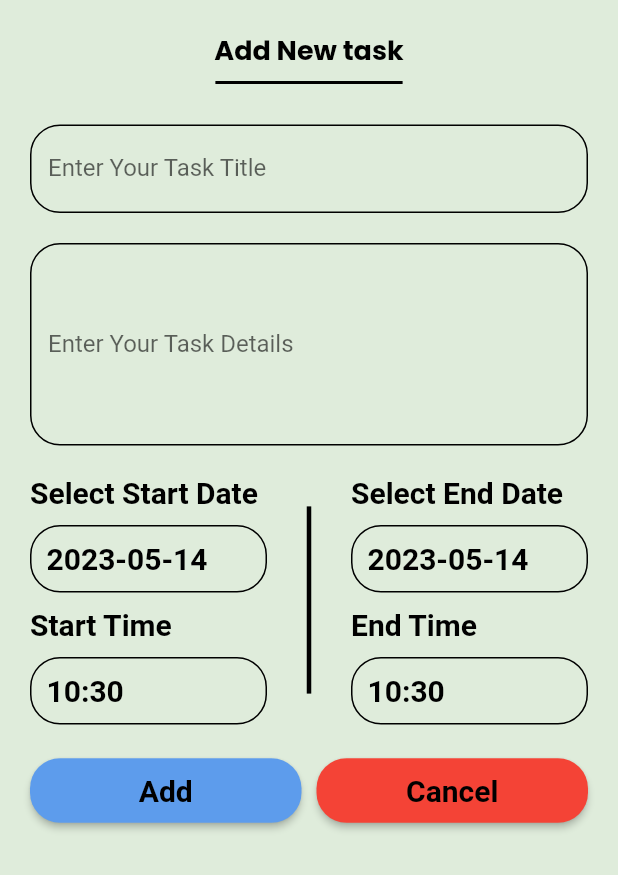
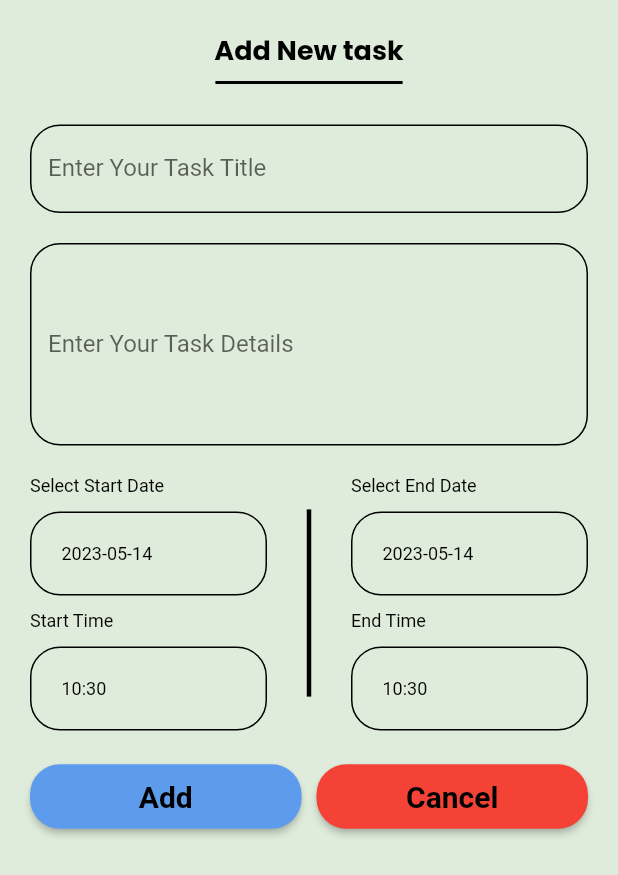
Before and after one commit to heshamgasser/todo_app, a Flutter app: the AddingTask widget shown alone on an empty page, opened directly, on a phone screen of 412 x 824 dp. Shown: the top 875 px of the screen. Run offline on Flutter 3.47's test engine with Material 2 defaults, Android fonts, the phone set to English and light mode, and no system bars; our stand-ins replace google_fonts, shared_preferences; accounts and stored records are empty; generated files the repository leaves out were written again; statements that could not run were skipped.

```diff
--- a/lib/home_layout/home_layout.dart
+++ b/lib/home_layout/home_layout.dart
@@ -1,4 +1,5 @@
 import 'package:flutter/material.dart';
+import 'package:flutter_gen/gen_l10n/app_localizations.dart';
 import 'package:provider/provider.dart';
 import 'package:todo_app/provider/home_layout_provider.dart';
 import 'package:todo_app/screens/widget/add_task_widgets/add_task.dart';
@@ -19,7 +20,7 @@ class HomeLayout extends StatelessWidget {
           appBar: AppBar(
             // toolbarHeight: MediaQuery.of(context).size.height * .3,
             title: Text(
-              'To Do List',
+              AppLocalizations.of(context)!.todoList,
               style: Theme.of(context).textTheme.titleLarge,
             ),
           ),
--- a/lib/l10n/app_ar.arb
+++ b/lib/l10n/app_ar.arb
@@ -1,4 +1,5 @@
 {
+  "todoList": "قائمة المهام",
   "language": "اللغة",
   "theme": "الوضع",
   "english": "اللغة الإنجليزية",
--- a/lib/l10n/app_en.arb
+++ b/lib/l10n/app_en.arb
@@ -1,4 +1,5 @@
 {
+  "todoList": "To Do List",
   "language": "Language",
   "theme": "Theme",
   "english": "English",
--- a/lib/main.dart
+++ b/lib/main.dart
@@ -10,15 +10,16 @@ import 'package:todo_app/shared/style/myThemeData.dart';
 
 void main() {
   runApp(ChangeNotifierProvider(
-      create: (context) => AppProvider(), child: const TodoApp()));
+      create: (context) => AppProvider(), child: TodoApp()));
 }
 
 class TodoApp extends StatelessWidget {
-  const TodoApp({Key? key}) : super(key: key);
+  TodoApp({Key? key}) : super(key: key);
 
   @override
   Widget build(BuildContext context) {
     var appProvider = Provider.of<AppProvider>(context);
+    appProvider.getSharedPreferences();
     return MaterialApp(
       debugShowCheckedModeBanner: false,
       theme: MyThemeData.lightTheme,
--- a/lib/provider/app_provider.dart
+++ b/lib/provider/app_provider.dart
@@ -1,17 +1,30 @@
 import 'package:flutter/material.dart';
+import 'package:shared_preferences/shared_preferences.dart';
 
 class AppProvider extends ChangeNotifier {
   ThemeMode themeMode = ThemeMode.light;
 
-  void changeTheme(ThemeMode mode) {
+  void changeTheme(ThemeMode mode) async {
     themeMode = mode;
     notifyListeners();
+    final SharedPreferences prefs = await SharedPreferences.getInstance();
+    prefs.setString('theme', themeMode == ThemeMode.light ? 'light' : 'dark');
   }
 
   String language = 'en';
 
-  void changeLanguage(String lang) {
+  void changeLanguage(String lang) async {
     language = lang;
     notifyListeners();
+    final SharedPreferences prefs = await SharedPreferences.getInstance();
+    prefs.setString('lang', language);
+  }
+
+  void getSharedPreferences() async {
+    final SharedPreferences prefs = await SharedPreferences.getInstance();
+    String language = prefs.getString('lang') ?? 'en';
+    String theme = prefs.getString('theme') ?? 'light';
+    changeLanguage(language);
+    changeTheme(theme == 'light' ? ThemeMode.light : ThemeMode.dark);
   }
 }
--- a/lib/screens/widget/add_task_widgets/add_task.dart
+++ b/lib/screens/widget/add_task_widgets/add_task.dart
@@ -9,8 +9,7 @@ import 'package:todo_app/screens/widget/add_task_widgets/dateTimeWidget.dart';
 class AddingTask extends StatelessWidget {
   AddingTask({Key? key}) : super(key: key);
   static final GlobalKey<FormState> formKey = GlobalKey();
-  TextEditingController taskTitle = TextEditingController();
-  TextEditingController taskdetail = TextEditingController();
+
   @override
   Widget build(BuildContext context) {
     return ChangeNotifierProvider(
@@ -38,12 +37,10 @@ class AddingTask extends StatelessWidget {
                   const SizedBox(height: 20),
                   CustomTaskFormField(
                     label: AppLocalizations.of(context)!.taskTitle,
-                    controller: taskTitle,
                   ),
                   const SizedBox(height: 20),
                   CustomTaskFormField(
                     label: AppLocalizations.of(context)!.taskDetail,
-                    controller: taskdetail,
                     maxLines: 5,
                   ),
                   const SizedBox(height: 20),
@@ -59,7 +56,7 @@ class AddingTask extends StatelessWidget {
                             timeText: AppLocalizations.of(context)!.startTime,
                             timeOnTapped: () =>
                                 dateTimeProvider.selectStartTime(context),
-                            displayedtime: dateTimeProvider.startTime),
+                            displayedTime: dateTimeProvider.startTime),
                       ),
                       SizedBox(width: 20),
                       SizedBox(
@@ -82,7 +79,7 @@ class AddingTask extends StatelessWidget {
                             timeText: AppLocalizations.of(context)!.endTime,
                             timeOnTapped: () =>
                                 dateTimeProvider.selectEndTime(context),
-                            displayedtime: dateTimeProvider.endTime),
+                            displayedTime: dateTimeProvider.endTime),
                       ),
                     ],
                   ),
--- a/lib/screens/widget/add_task_widgets/custom_task_form_field.dart
+++ b/lib/screens/widget/add_task_widgets/custom_task_form_field.dart
@@ -4,18 +4,16 @@ import 'package:flutter_gen/gen_l10n/app_localizations.dart';
 class CustomTaskFormField extends StatelessWidget {
   String label;
   int maxLines;
-  TextEditingController controller;
 
-  CustomTaskFormField(
-      {super.key,
-      required this.label,
-      this.maxLines = 1,
-      required this.controller});
+  CustomTaskFormField({
+    super.key,
+    required this.label,
+    this.maxLines = 1,
+  });
 
   @override
   Widget build(BuildContext context) {
     return TextFormField(
-      controller: controller,
       maxLines: maxLines,
       validator: (value) {
         if (value == null || value.isEmpty) {
--- a/lib/screens/widget/add_task_widgets/dateTimeWidget.dart
+++ b/lib/screens/widget/add_task_widgets/dateTimeWidget.dart
@@ -8,7 +8,7 @@ class DateTimeWidget extends StatelessWidget {
   String displayedDate;
   String timeText;
   Function timeOnTapped;
-  String displayedtime;
+  String displayedTime;
 
   DateTimeWidget(
       {required this.dateText,
@@ -16,7 +16,7 @@ class DateTimeWidget extends StatelessWidget {
       required this.displayedDate,
       required this.timeText,
       required this.timeOnTapped,
-      required this.displayedtime});
+      required this.displayedTime});
 
   @override
   Widget build(BuildContext context) {
@@ -27,20 +27,20 @@ class DateTimeWidget extends StatelessWidget {
         Text(
           dateText,
           textAlign: TextAlign.start,
-          style: Theme.of(context).textTheme.bodyMedium,
+          style: Theme.of(context).textTheme.bodySmall,
         ),
         SizedBox(height: 10),
         InkWell(
           onTap: () => dateOnTapped(),
           child: Container(
-            padding: EdgeInsets.all(10),
+            padding: EdgeInsets.all(20),
             decoration: BoxDecoration(
                 border:
-                Border.all(color: Theme.of(context).colorScheme.surface),
+                    Border.all(color: Theme.of(context).colorScheme.surface),
                 borderRadius: BorderRadius.circular(20)),
             child: Text(
               displayedDate,
-              style: Theme.of(context).textTheme.bodyMedium,
+              style: Theme.of(context).textTheme.bodySmall,
             ),
           ),
         ),
@@ -48,20 +48,20 @@ class DateTimeWidget extends StatelessWidget {
         Text(
           timeText,
           textAlign: TextAlign.start,
-          style: Theme.of(context).textTheme.bodyMedium,
+          style: Theme.of(context).textTheme.bodySmall,
         ),
         SizedBox(height: 10),
         InkWell(
           onTap: () => timeOnTapped(),
           child: Container(
-            padding: EdgeInsets.all(10),
+            padding: EdgeInsets.all(20),
             decoration: BoxDecoration(
                 border:
-                Border.all(color: Theme.of(context).colorScheme.surface),
+                    Border.all(color: Theme.of(context).colorScheme.surface),
                 borderRadius: BorderRadius.circular(20)),
             child: Text(
-              displayedtime,
-              style: Theme.of(context).textTheme.bodyMedium,
+              displayedTime,
+              style: Theme.of(context).textTheme.bodySmall,
             ),
           ),
         ),
```
Also changed, not shown: lib/provider/date_time_provider.dart (+11 -2 lines), lib/provider/home_layout_provider.dart (deleted, +0 -15 lines), lib/screens/task_tab.dart (+2 -13 lines).
